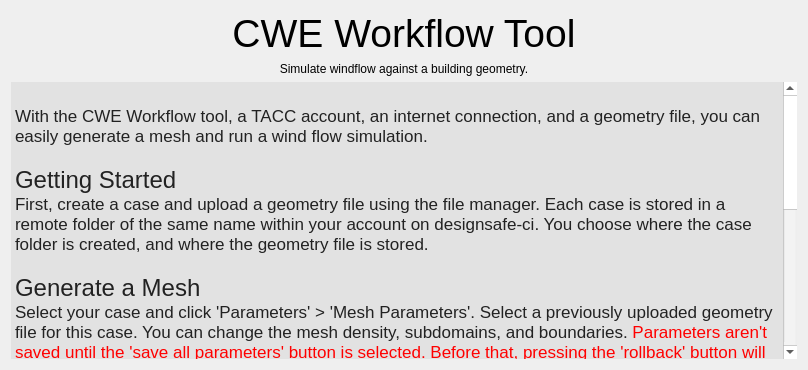
NHERI-SimCenter/CWE-Simulation-Tool, file cwe_guiWidgets/cwe_welcome_screen.ui: the form before one commit.
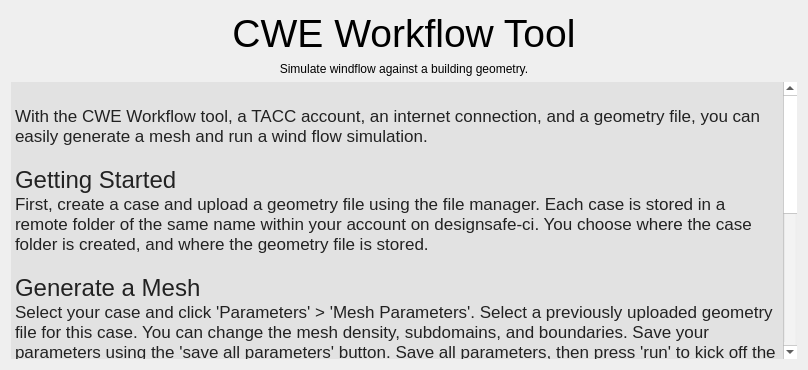
The form after the commit.

Commit message: Updated welcome screen notes

Patch:
```diff
--- a/cwe_guiWidgets/cwe_welcome_screen.ui
+++ b/cwe_guiWidgets/cwe_welcome_screen.ui
@@ -519,24 +519,24 @@
       <string>&lt;!DOCTYPE HTML PUBLIC &quot;-//W3C//DTD HTML 4.0//EN&quot; &quot;http://www.w3.org/TR/REC-html40/strict.dtd&quot;&gt;
 &lt;html&gt;&lt;head&gt;&lt;meta name=&quot;qrichtext&quot; content=&quot;1&quot; /&gt;&lt;style type=&quot;text/css&quot;&gt;
 p, li { white-space: pre-wrap; }
-&lt;/style&gt;&lt;/head&gt;&lt;body style=&quot; font-family:'.SF NS Text'; font-size:13pt; font-weight:400; font-style:normal;&quot; bgcolor=&quot;#e2e2e2&quot;&gt;
-&lt;p style=&quot;-qt-paragraph-type:empty; margin-top:0px; margin-bottom:0px; margin-left:0px; margin-right:0px; -qt-block-indent:0; text-indent:0px;&quot;&gt;&lt;br /&gt;&lt;/p&gt;
-&lt;p style=&quot; margin-top:0px; margin-bottom:0px; margin-left:0px; margin-right:0px; -qt-block-indent:0; text-indent:0px;&quot;&gt;&lt;span style=&quot; font-family:'arial,sans-serif'; color:#222222;&quot;&gt;With the CWE Workflow tool, a TACC account, an internet connection, and a geometry file, you can easily generate a mesh and run a wind flow simulation. &lt;/span&gt;&lt;/p&gt;
-&lt;p style=&quot;-qt-paragraph-type:empty; margin-top:0px; margin-bottom:0px; margin-left:0px; margin-right:0px; -qt-block-indent:0; text-indent:0px; font-family:'arial,sans-serif'; color:#222222;&quot;&gt;&lt;br /&gt;&lt;/p&gt;
+&lt;/style&gt;&lt;/head&gt;&lt;body style=&quot; font-family:'Ubuntu'; font-size:12pt; font-weight:400; font-style:normal;&quot; bgcolor=&quot;#e2e2e2&quot;&gt;
+&lt;p style=&quot;-qt-paragraph-type:empty; margin-top:0px; margin-bottom:0px; margin-left:0px; margin-right:0px; -qt-block-indent:0; text-indent:0px; font-family:'.SF NS Text'; font-size:13pt;&quot;&gt;&lt;br /&gt;&lt;/p&gt;
+&lt;p style=&quot; margin-top:0px; margin-bottom:0px; margin-left:0px; margin-right:0px; -qt-block-indent:0; text-indent:0px;&quot;&gt;&lt;span style=&quot; font-family:'arial,sans-serif'; font-size:13pt; color:#222222;&quot;&gt;With the CWE Workflow tool, a TACC account, an internet connection, and a geometry file, you can easily generate a mesh and run a wind flow simulation. &lt;/span&gt;&lt;/p&gt;
+&lt;p style=&quot;-qt-paragraph-type:empty; margin-top:0px; margin-bottom:0px; margin-left:0px; margin-right:0px; -qt-block-indent:0; text-indent:0px; font-family:'arial,sans-serif'; font-size:13pt; color:#222222;&quot;&gt;&lt;br /&gt;&lt;/p&gt;
 &lt;p style=&quot; margin-top:0px; margin-bottom:0px; margin-left:0px; margin-right:0px; -qt-block-indent:0; text-indent:0px;&quot;&gt;&lt;span style=&quot; font-family:'arial,sans-serif'; font-size:18pt; color:#222222;&quot;&gt;Getting Started&lt;/span&gt;&lt;/p&gt;
-&lt;p style=&quot; margin-top:0px; margin-bottom:0px; margin-left:0px; margin-right:0px; -qt-block-indent:0; text-indent:0px;&quot;&gt;&lt;span style=&quot; font-family:'arial,sans-serif'; color:#222222;&quot;&gt;First, create a case and upload a geometry file using the file manager. Each case is stored in a remote folder of the same name within your account on designsafe-ci. You choose where the case folder is created, and where the geometry file is stored. &lt;/span&gt;&lt;/p&gt;
-&lt;p style=&quot;-qt-paragraph-type:empty; margin-top:0px; margin-bottom:0px; margin-left:0px; margin-right:0px; -qt-block-indent:0; text-indent:0px; font-family:'arial,sans-serif'; color:#222222;&quot;&gt;&lt;br /&gt;&lt;/p&gt;
+&lt;p style=&quot; margin-top:0px; margin-bottom:0px; margin-left:0px; margin-right:0px; -qt-block-indent:0; text-indent:0px;&quot;&gt;&lt;span style=&quot; font-family:'arial,sans-serif'; font-size:13pt; color:#222222;&quot;&gt;First, create a case and upload a geometry file using the file manager. Each case is stored in a remote folder of the same name within your account on designsafe-ci. You choose where the case folder is created, and where the geometry file is stored. &lt;/span&gt;&lt;/p&gt;
+&lt;p style=&quot;-qt-paragraph-type:empty; margin-top:0px; margin-bottom:0px; margin-left:0px; margin-right:0px; -qt-block-indent:0; text-indent:0px; font-family:'arial,sans-serif'; font-size:13pt; color:#222222;&quot;&gt;&lt;br /&gt;&lt;/p&gt;
 &lt;p style=&quot; margin-top:0px; margin-bottom:0px; margin-left:0px; margin-right:0px; -qt-block-indent:0; text-indent:0px;&quot;&gt;&lt;span style=&quot; font-family:'arial,sans-serif'; font-size:18pt; color:#222222;&quot;&gt;Generate a Mesh&lt;/span&gt;&lt;/p&gt;
-&lt;p style=&quot; margin-top:0px; margin-bottom:0px; margin-left:0px; margin-right:0px; -qt-block-indent:0; text-indent:0px;&quot;&gt;&lt;span style=&quot; font-family:'arial,sans-serif'; color:#222222;&quot;&gt;Select your case and click 'Parameters' &amp;gt; 'Mesh Parameters'. Select a previously uploaded geometry file for this case. You can change the mesh density, subdomains, and boundaries. &lt;/span&gt;&lt;span style=&quot; font-family:'arial,sans-serif'; color:#ff0000;&quot;&gt;Parameters aren't saved until the 'save all parameters' button is selected. Before that, pressing the 'rollback' button will reset your parameters to their last saved state. &lt;/span&gt;&lt;span style=&quot; font-family:'arial,sans-serif'; color:#222222;&quot;&gt;Save all parameters, then press 'run' to kick off the mesh generation process on the remote server. &lt;/span&gt;&lt;/p&gt;
-&lt;p style=&quot;-qt-paragraph-type:empty; margin-top:0px; margin-bottom:0px; margin-left:0px; margin-right:0px; -qt-block-indent:0; text-indent:0px; font-family:'arial,sans-serif'; color:#222222;&quot;&gt;&lt;br /&gt;&lt;/p&gt;
+&lt;p style=&quot; margin-top:0px; margin-bottom:0px; margin-left:0px; margin-right:0px; -qt-block-indent:0; text-indent:0px;&quot;&gt;&lt;span style=&quot; font-family:'arial,sans-serif'; font-size:13pt; color:#222222;&quot;&gt;Select your case and click 'Parameters' &amp;gt; 'Mesh Parameters'. Select a previously uploaded geometry file for this case. You can change the mesh density, subdomains, and boundaries. Save your parameters using the 'save all parameters' button.&lt;/span&gt;&lt;span style=&quot; font-family:'arial,sans-serif'; font-size:13pt; color:#ff0000;&quot;&gt; &lt;/span&gt;&lt;span style=&quot; font-family:'arial,sans-serif'; font-size:13pt; color:#222222;&quot;&gt;Save all parameters, then press 'run' to kick off the mesh generation process on the remote server. &lt;/span&gt;&lt;/p&gt;
+&lt;p style=&quot;-qt-paragraph-type:empty; margin-top:0px; margin-bottom:0px; margin-left:0px; margin-right:0px; -qt-block-indent:0; text-indent:0px; font-family:'arial,sans-serif'; font-size:13pt; color:#222222;&quot;&gt;&lt;br /&gt;&lt;/p&gt;
 &lt;p style=&quot; margin-top:0px; margin-bottom:0px; margin-left:0px; margin-right:0px; -qt-block-indent:0; text-indent:0px;&quot;&gt;&lt;span style=&quot; font-family:'arial,sans-serif'; font-size:18pt; color:#222222;&quot;&gt;Running a Simulation&lt;/span&gt;&lt;/p&gt;
-&lt;p style=&quot; margin-top:0px; margin-bottom:0px; margin-left:0px; margin-right:0px; -qt-block-indent:0; text-indent:0px;&quot;&gt;&lt;span style=&quot; font-family:'arial,sans-serif'; color:#222222;&quot;&gt;Once you've generated a mesh, view your case's parameters again, but this time click 'Simulation Parameters'. Adjust simulation duration, time step, inflow velocity, kinematic viscosity, and other parameters. Again, press 'save all parameters' before clicking 'run' to kick off the simulation. &lt;/span&gt;&lt;/p&gt;
-&lt;p style=&quot;-qt-paragraph-type:empty; margin-top:0px; margin-bottom:0px; margin-left:0px; margin-right:0px; -qt-block-indent:0; text-indent:0px; font-family:'arial,sans-serif'; color:#222222;&quot;&gt;&lt;br /&gt;&lt;/p&gt;
+&lt;p style=&quot; margin-top:0px; margin-bottom:0px; margin-left:0px; margin-right:0px; -qt-block-indent:0; text-indent:0px;&quot;&gt;&lt;span style=&quot; font-family:'arial,sans-serif'; font-size:13pt; color:#222222;&quot;&gt;Once you've generated a mesh, view your case's parameters again, but this time click 'Simulation Parameters'. Adjust simulation duration, time step, inflow velocity, kinematic viscosity, and other parameters. Again, press 'save all parameters' before clicking 'run' to kick off the simulation. &lt;/span&gt;&lt;/p&gt;
+&lt;p style=&quot;-qt-paragraph-type:empty; margin-top:0px; margin-bottom:0px; margin-left:0px; margin-right:0px; -qt-block-indent:0; text-indent:0px; font-family:'arial,sans-serif'; font-size:13pt; color:#222222;&quot;&gt;&lt;br /&gt;&lt;/p&gt;
 &lt;p style=&quot; margin-top:0px; margin-bottom:0px; margin-left:0px; margin-right:0px; -qt-block-indent:0; text-indent:0px;&quot;&gt;&lt;span style=&quot; font-family:'arial,sans-serif'; font-size:18pt; color:#222222;&quot;&gt;Jobs&lt;/span&gt;&lt;/p&gt;
-&lt;p style=&quot; margin-top:0px; margin-bottom:0px; margin-left:0px; margin-right:0px; -qt-block-indent:0; text-indent:0px;&quot;&gt;&lt;span style=&quot; font-family:'arial,sans-serif'; color:#222222;&quot;&gt;Once a mesh generation or simulation job has been kicked off, you'll see it running and get status updates under the Jobs tab.  &lt;/span&gt;&lt;/p&gt;
-&lt;p style=&quot;-qt-paragraph-type:empty; margin-top:0px; margin-bottom:0px; margin-left:0px; margin-right:0px; -qt-block-indent:0; text-indent:0px; font-family:'arial,sans-serif'; color:#222222;&quot;&gt;&lt;br /&gt;&lt;/p&gt;
+&lt;p style=&quot; margin-top:0px; margin-bottom:0px; margin-left:0px; margin-right:0px; -qt-block-indent:0; text-indent:0px;&quot;&gt;&lt;span style=&quot; font-family:'arial,sans-serif'; font-size:13pt; color:#222222;&quot;&gt;Once a mesh generation or simulation job has been kicked off, you'll see it running and can get status updates under the 'Jobs' tab.  &lt;/span&gt;&lt;/p&gt;
+&lt;p style=&quot;-qt-paragraph-type:empty; margin-top:0px; margin-bottom:0px; margin-left:0px; margin-right:0px; -qt-block-indent:0; text-indent:0px; font-family:'arial,sans-serif'; font-size:13pt; color:#222222;&quot;&gt;&lt;br /&gt;&lt;/p&gt;
 &lt;p style=&quot; margin-top:0px; margin-bottom:0px; margin-left:0px; margin-right:0px; -qt-block-indent:0; text-indent:0px;&quot;&gt;&lt;span style=&quot; font-family:'arial,sans-serif'; font-size:18pt; color:#222222;&quot;&gt;Results&lt;/span&gt;&lt;/p&gt;
-&lt;p style=&quot; margin-top:0px; margin-bottom:0px; margin-left:0px; margin-right:0px; -qt-block-indent:0; text-indent:0px;&quot;&gt;&lt;span style=&quot; font-family:'arial,sans-serif'; color:#222222;&quot;&gt;Once a job has finished, select a case to view the mesh or simulation results. All case files can be easily downloaded from the case itself, or through the file manager used for uploading geometry files. &lt;/span&gt;&lt;/p&gt;&lt;/body&gt;&lt;/html&gt;</string>
+&lt;p style=&quot; margin-top:0px; margin-bottom:0px; margin-left:0px; margin-right:0px; -qt-block-indent:0; text-indent:0px;&quot;&gt;&lt;span style=&quot; font-family:'arial,sans-serif'; font-size:13pt; color:#222222;&quot;&gt;Once a job has finished, select a case to view the mesh or simulation results. All case files can be easily downloaded from the case itself, or through the file manager used for uploading geometry files. &lt;/span&gt;&lt;/p&gt;&lt;/body&gt;&lt;/html&gt;</string>
      </property>
     </widget>
    </item>
```
